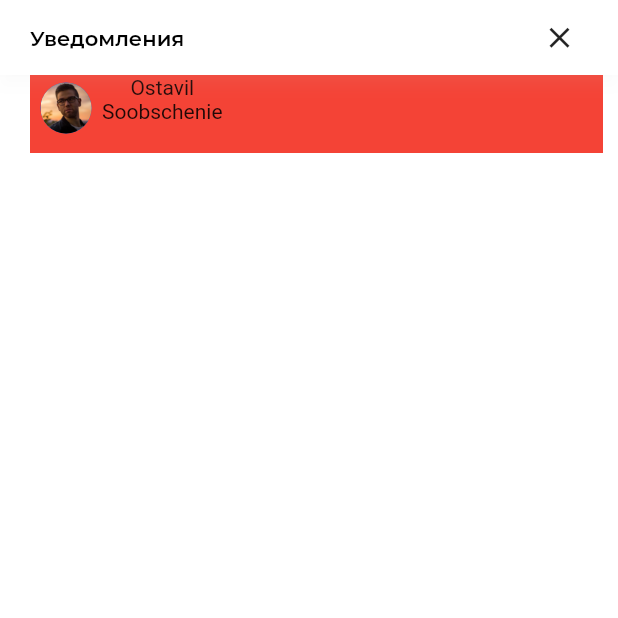
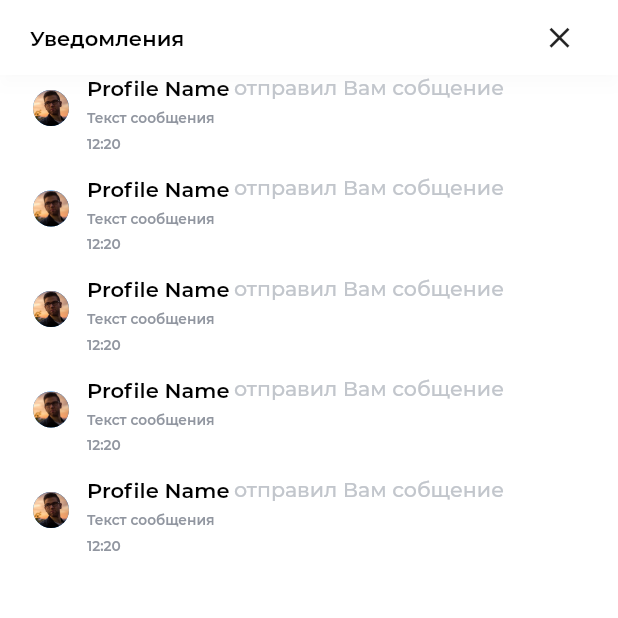
Before and after one commit to VasilyBokov/so_demo, a Flutter app: the NotificationsScreen screen opened directly, on a phone screen of 412 x 824 dp, the top half of it. Run offline on Flutter 3.47's test engine with Material 2 defaults, Android fonts, the phone set to English and light mode, and no system bars; our stand-ins replace flutter_screenutil, flutter_svg.

Commit message:
Notification card component are created

```diff
--- a/lib/Screens/Notifications/components/body.dart
+++ b/lib/Screens/Notifications/components/body.dart
@@ -1,42 +1,31 @@
 import 'package:flutter/material.dart';
+import 'package:flutter_screenutil/flutter_screenutil.dart';
+import 'package:so_demo/components/notification_card.dart';
+import 'package:so_demo/profile.dart';
+import 'package:so_demo/style_guide.dart';
 
 class Body extends StatelessWidget {
+  final Profile userprofile;
+  // профиль под которым выполнен вход
+
+  const Body({Key key, this.userprofile}) : super(key: key);
+
   @override
   Widget build(BuildContext context) {
+    // Для установки нужного размера
+    WidgetsFlutterBinding.ensureInitialized();
+    ScreenUtil.init(context,
+        designSize: Size(360, 720), allowFontScaling: true);
     return SingleChildScrollView(
       child: Column(
         mainAxisAlignment: MainAxisAlignment.center,
         crossAxisAlignment: CrossAxisAlignment.center,
         children: [
-          Padding(
-              padding: const EdgeInsets.only(left: 20.0, right: 10.0),
-              child: Container(
-                //  include notifcation card
-                // this container could be extracted
-                height: 52,
-                color: Colors.red,
-                child: Row(
-                  mainAxisAlignment: MainAxisAlignment.start,
-                  crossAxisAlignment: CrossAxisAlignment.stretch,
-                  children: [
-                    IconButton(
-                      iconSize: 15,
-                      padding: const EdgeInsets.only(bottom: 8),
-                      icon: CircleAvatar(
-                        backgroundImage:
-                            AssetImage("assets/guest_images/guest2.jpg"),
-                        radius: 17,
-                      ),
-                      onPressed: () {},
-                    ),
-                    Container(
-                      child: Column(
-                        children: [Text("Ostavil"), Text("Soobschenie")],
-                      ),
-                    )
-                  ],
-                ),
-              ))
+          NotificationCard(),
+          NotificationCard(),
+          NotificationCard(),
+          NotificationCard(),
+          NotificationCard(),
         ],
       ),
     );
--- a/lib/Screens/Notifications/notifications_screen.dart
+++ b/lib/Screens/Notifications/notifications_screen.dart
@@ -1,6 +1,7 @@
 import 'package:flutter/material.dart';
 import 'package:flutter_screenutil/flutter_screenutil.dart';
 import 'package:so_demo/Screens/Notifications/components/body.dart';
+import 'package:so_demo/profile.dart';
 import 'package:so_demo/style_guide.dart';
 
 class NotificationsScreen extends StatelessWidget {
@@ -41,7 +42,7 @@ class NotificationsScreen extends StatelessWidget {
           ),
         ],
       ),
-      body: Body(),
+      body: Body(userprofile: myprofile),
     );
   }
 }
--- /dev/null
+++ b/lib/components/notification_card.dart
@@ -0,0 +1,74 @@
+import 'package:flutter/material.dart';
+import 'package:so_demo/style_guide.dart';
+
+class NotificationCard extends StatelessWidget {
+  const NotificationCard({
+    Key key,
+  }) : super(key: key);
+
+  @override
+  Widget build(BuildContext context) {
+    return Padding(
+        padding: const EdgeInsets.only(left: 10.0, right: 1.0, bottom: 15.0),
+        child: Container(
+          //  include notifcation card
+          // this container could be extracted
+          height: 52,
+          color: Colors.white,
+          child: Row(
+            mainAxisAlignment: MainAxisAlignment.start,
+            crossAxisAlignment: CrossAxisAlignment.stretch,
+            children: [
+              IconButton(
+                color: Colors.red,
+                iconSize: 1,
+                padding: const EdgeInsets.only(bottom: 8),
+                icon: CircleAvatar(
+                  backgroundImage: AssetImage("assets/guest_images/guest2.jpg"),
+                  radius: 12,
+                ),
+                onPressed: () {},
+              ),
+              Container(
+                child: Column(
+                  mainAxisAlignment: MainAxisAlignment.start,
+                  crossAxisAlignment: CrossAxisAlignment.start,
+                  children: [
+                    Row(
+                      children: [
+                        Text(
+                          "Profile Name",
+                          style: kMTextStyleBlack5,
+                        ),
+                        SizedBox(
+                          width: 3,
+                        ),
+                        Text(
+                          "отправил Вам собщение",
+                          style: kMTextStyleGrey6,
+                        )
+                      ],
+                    ),
+                    Padding(
+                      padding: const EdgeInsets.only(top: 6.0, bottom: 6.0),
+                      child: Container(
+                        child: Text(
+                          "Текст сообщения",
+                          style: kMTextStyleGrey8,
+                        ),
+                      ),
+                    ),
+                    Container(
+                      child: Text(
+                        "12:20",
+                        style: kMTextStyleGrey8,
+                      ),
+                    )
+                  ],
+                ),
+              )
+            ],
+          ),
+        ));
+  }
+}
```
